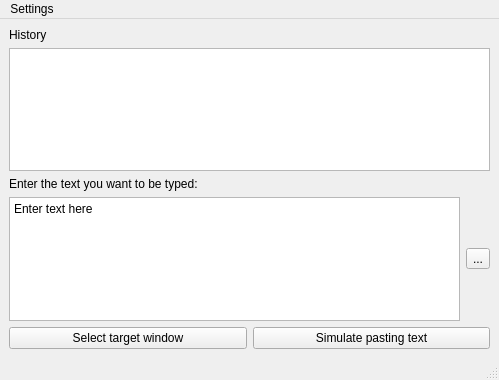
The window that paste-typer/design.ui (Ashark/aten-ip8000) describes before a commit, drawn with Qt 5.
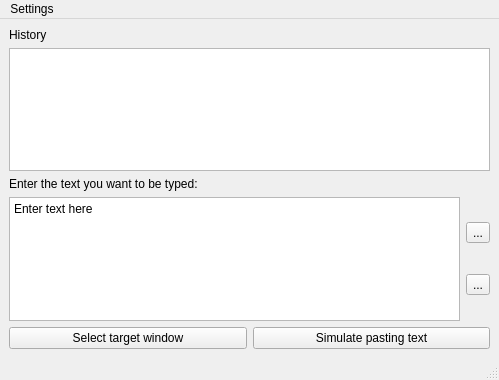
The same window after the commit. Icons and pictures are not drawn.

Commit message: Added add to history button

The edit to the form file:
```diff
--- a/paste-typer/design.ui
+++ b/paste-typer/design.ui
@@ -42,7 +42,20 @@
        </widget>
       </item>
       <item>
-       <widget class="QToolButton" name="toolButton">
+       <layout class="QVBoxLayout" name="verticalLayout_2">
+        <item>
+         <widget class="QToolButton" name="btnAddToHistory">
+          <property name="text">
+           <string>...</string>
+          </property>
+          <property name="icon">
+           <iconset theme="list-add">
+            <normaloff>.</normaloff>.</iconset>
+          </property>
+         </widget>
+        </item>
+        <item>
+         <widget class="QToolButton" name="btnClearText">
         <property name="toolTip">
          <string comment="Стереть весь текст" extracomment="Стереть текст"/>
         </property>
@@ -50,9 +63,12 @@
          <string>...</string>
         </property>
         <property name="icon">
-         <iconset theme="edit-clear"/>
-        </property>
-       </widget>
+           <iconset theme="edit-clear">
+            <normaloff>.</normaloff>.</iconset>
+          </property>
+         </widget>
+        </item>
+       </layout>
       </item>
      </layout>
     </item>
```
Lines whose indentation alone changed are shown as unchanged. The commit also changes 2 other files.
